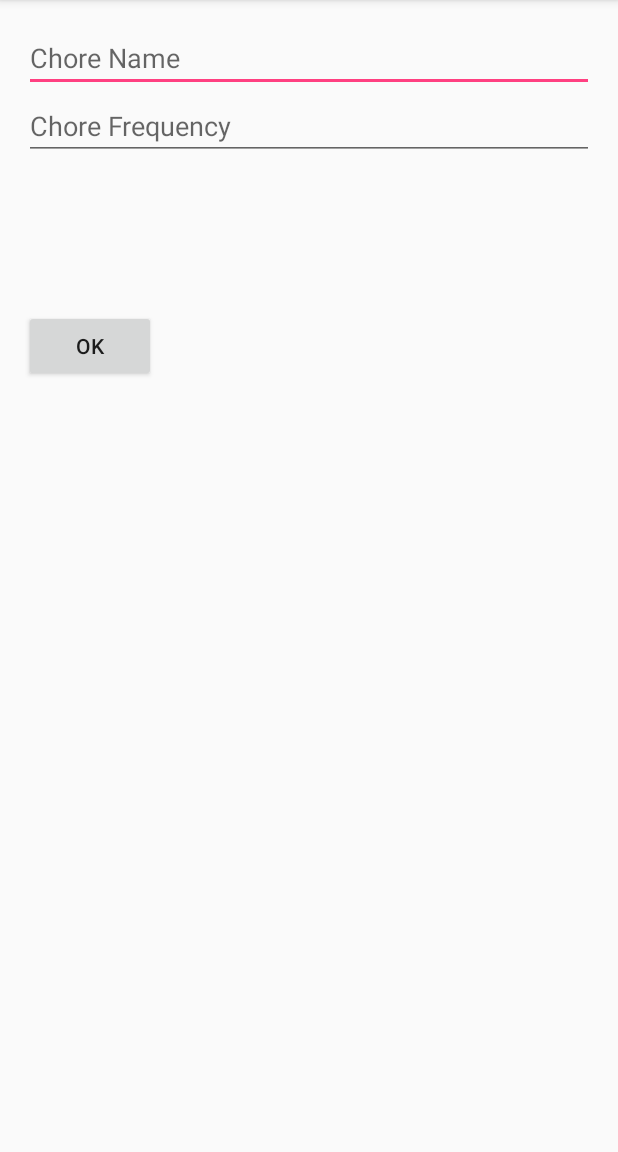
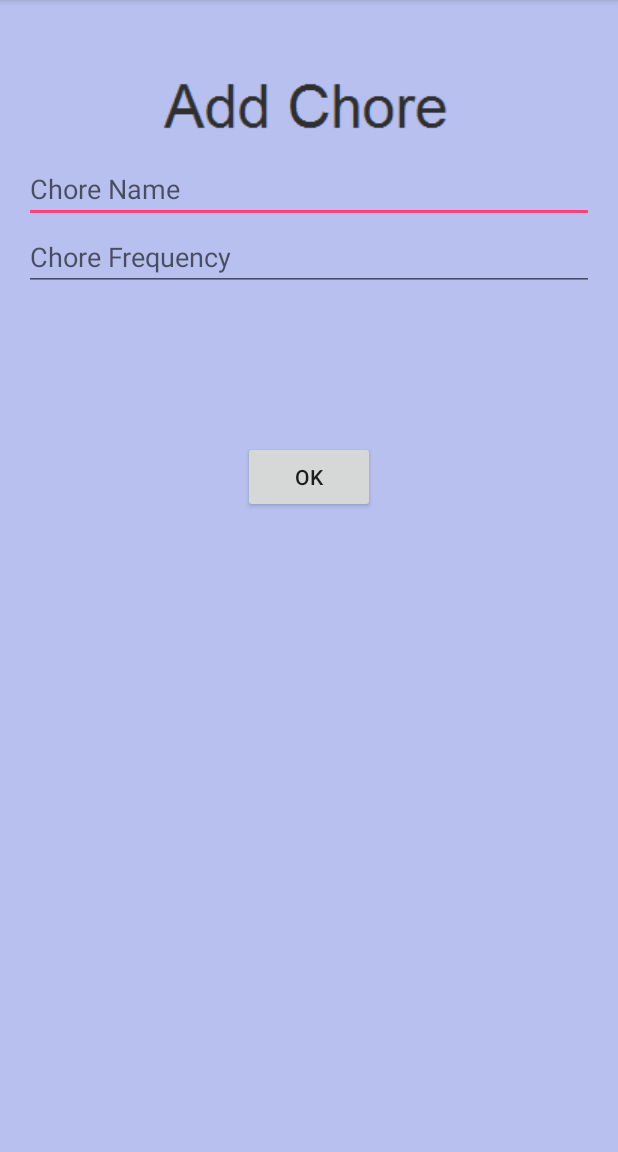
Before and after one commit to cheponin/ChoreWizard, an Android app: the AddChoreActivity screen opened directly, with no data from a screen before it, on a phone screen of 412 x 824 dp, the part 84-1236 px from its top. Run offline under Robolectric (Android 15) with nearby library versions, the phone set to English and light mode, and no system bars.

Commit message:
Added 'Add Chore' image and new welcome image.

```diff
--- a/app/src/main/res/layout/activity_add_chore.xml
+++ b/app/src/main/res/layout/activity_add_chore.xml
@@ -1,5 +1,6 @@
 <?xml version="1.0" encoding="utf-8"?>
-<LinearLayout xmlns:android="http://schemas.android.com/apk/res/android"
+<android.support.design.widget.CoordinatorLayout
+    xmlns:android="http://schemas.android.com/apk/res/android"
     xmlns:tools="http://schemas.android.com/tools"
     android:layout_width="match_parent"
     android:layout_height="match_parent"
@@ -8,7 +9,22 @@
     android:paddingRight="@dimen/activity_horizontal_margin"
     android:paddingTop="@dimen/activity_vertical_margin"
     tools:context="tcss450.uw.edu.chorewizard.AddChoreActivity"
-    android:orientation="vertical">
+    android:orientation="vertical"
+    android:background="#B7C0EF">
+
+    <LinearLayout
+        android:layout_width="match_parent"
+        android:layout_height="wrap_content"
+        android:orientation="vertical">
+
+        <ImageView
+            android:id="@+id/addChoreImage"
+            android:layout_width="wrap_content"
+            android:layout_height="wrap_content"
+            android:layout_gravity="center"
+            android:layout_marginTop="20dp"
+            android:src="@drawable/cwaddchore"
+            />
 
     <EditText
         android:hint="@string/chore_name_field"
@@ -28,6 +44,8 @@
         android:layout_marginTop="100dp"
         android:text="@string/ok"
         android:id="@+id/add_chore_done_button"
-        android:onClick="saveChoreInfo" />
+        android:onClick="saveChoreInfo"
+        android:layout_gravity="center_horizontal" />
 
 </LinearLayout>
+</android.support.design.widget.CoordinatorLayout>
--- a/app/src/main/res/layout/activity_sign_in.xml
+++ b/app/src/main/res/layout/activity_sign_in.xml
@@ -8,6 +8,7 @@
     android:paddingLeft="@dimen/activity_horizontal_margin"
     android:paddingRight="@dimen/activity_horizontal_margin"
     android:paddingTop="@dimen/activity_vertical_margin"
-    tools:context="tcss450.uw.edu.chorewizard.authenticate.SignInActivity">
+    tools:context="tcss450.uw.edu.chorewizard.authenticate.SignInActivity"
+    android:background="#B7C0EF">
 
 </FrameLayout>
--- a/app/src/main/res/layout/activity_welcome.xml
+++ b/app/src/main/res/layout/activity_welcome.xml
@@ -29,11 +29,11 @@
 
     <ImageView
         android:id="@+id/welcomeImage"
-        android:layout_width="wrap_content"
-        android:layout_height="wrap_content"
+        android:layout_width="255dp"
+        android:layout_height="214dp"
         android:layout_gravity="center"
         android:layout_marginTop="20dp"
-        android:src="@drawable/welcomeimage"
+        android:src="@drawable/cwcleaning"
         />
 
     <Button
```
Also changed, not shown: app/src/main/res/drawable/cwaddchore.png (added), app/src/main/res/drawable/cwcleaning.png (added).
